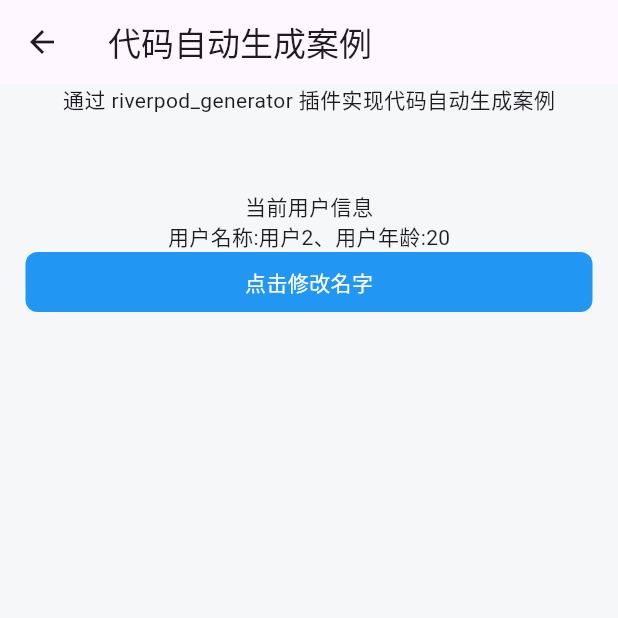
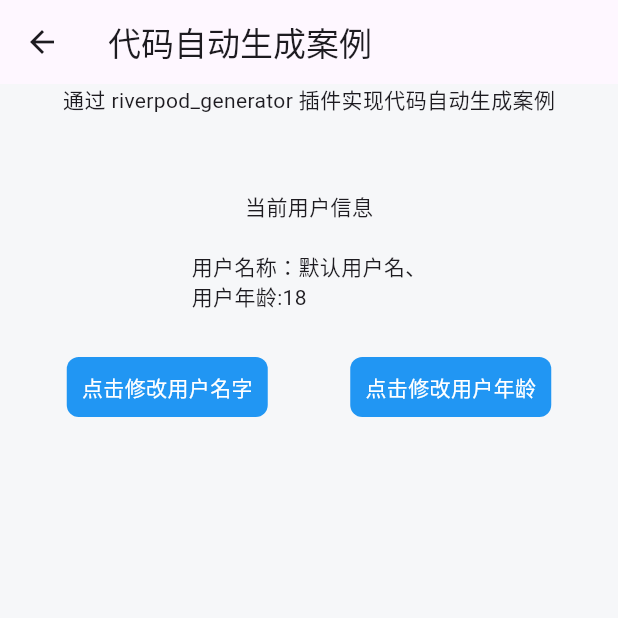
Before and after one commit to jsonsuxing/RiverpodDemo, a Flutter app: the AutoGeneratorDemo02Page screen opened by its route, on a phone screen of 412 x 824 dp, the top half of it. Run offline on Flutter 3.47's test engine with Material 2 defaults, Android fonts, the phone set to English and light mode, and no system bars; our stand-ins replace flutter_riverpod, freezed_annotation, riverpod_annotation; generated files the repository leaves out were written again.

Commit message:
引入freezed，用来更新新对象，并取老对象中未被修改的值

```diff
--- a/lib/page/auto_generator_demo/auto_generator_demo_02_page.dart
+++ b/lib/page/auto_generator_demo/auto_generator_demo_02_page.dart
@@ -1,11 +1,11 @@
 import 'dart:math';
-
 import 'package:flutter/material.dart';
 import 'package:flutter_riverpod/flutter_riverpod.dart';
 import 'package:riverpod_annotation/riverpod_annotation.dart';
+import 'package:riverpod_demo/page/auto_generator_demo/user.dart';
 import 'package:riverpod_demo/widgets/allen_btn.dart';
 
-// 第一步：执行命令 dart run build_runner watch
+// 第一步：执行命令 dart run build_runner
 
 // 第二步：先写 xxx.g.dart 文件名称，这个自定义，写的时候会报错，这个不用管，和 json_serializable 插件相似
 part 'auto_generator_demo_02_page.g.dart';
@@ -21,30 +21,26 @@ part 'auto_generator_demo_02_page.g.dart';
 // 注：在生成代码冲突的时候，执行
 // flutter pub run build_runner build --delete-conflicting-outputs
 // 会删除原来的代码重新生成新的 xxx.g.dart 文件
+
 @riverpod
-class User extends _$User {
-  String name;
-  int age;
-
-  User({this.name = "用户1", this.age = 18});
-
-  @override
-  String toString() {
-    return "name：$name、age:$age}";
-  }
+class UserState extends _$UserState {
+  UserState();
 
   /// 重写父类 build 方法，可以在此设置默认数据，构造中的 用户1 会被 build 方法中的 用户2 代替
   /// build 返回的类型就是父类 state 的具体类型
   @override
   User build() {
-    return User(name: '用户2', age: 20);
+    return const User();
   }
 
   /// 更新用户名称
   void updateName(String value) {
-    state.name = value;
-    debugPrint('SuLogI：state-----:${state.toString()}');
-    // 这里应该有一个更新的方法，类似于 Provider 中的 notification()，这里更新后状态变了，但是U没有变，需要再看下
+    state = state.copyWith(name: value);
+  }
+
+  /// 修改用户年龄
+  void updateAge(int value) {
+    state = state.copyWith(age: value);
   }
 }
 
@@ -52,12 +48,11 @@ class User extends _$User {
 // 生成  xxx.g.dart 文件之后，要关闭 dart run build_runner watch（Ctrl + C），否则一直监听着代码，会把生成的 xxx.g.dart 文件删除
 
 class AutoGeneratorDemo02Page extends ConsumerWidget {
-  AutoGeneratorDemo02Page({super.key});
+  const AutoGeneratorDemo02Page({super.key});
 
   @override
   Widget build(BuildContext context, WidgetRef ref) {
-    final User user = ref.watch(userProvider);
-    debugPrint('SuLogI：user....:${user.toString()}');
+    final User user = ref.watch(userStateProvider);
     return Scaffold(
       appBar: AppBar(title: const Text("代码自动生成案例")),
       backgroundColor: const Color(0xFFF6F7F9),
@@ -69,16 +64,30 @@ class AutoGeneratorDemo02Page extends ConsumerWidget {
             const Text("通过 riverpod_generator 插件实现代码自动生成案例"),
             const SizedBox(height: 50),
             const Text("当前用户信息"),
-            Text("用户名称:${user.name}、用户年龄:${user.age}"),
-            AllenBtn(
-              name: "点击修改名字",
-              onTap: () {
-                int value = Random().nextInt(100);
-                // 修改
-                ref.read(userProvider.notifier).updateName("用户:$value");
-              },
+            const SizedBox(height: 20),
+            Text("用户名称：${user.name}、\n用户年龄:${user.age}"),
+            const SizedBox(height: 30),
+            Row(
+              mainAxisAlignment: MainAxisAlignment.spaceAround,
+              children: <Widget>[
+                AllenBtn(
+                  name: "点击修改用户名字",
+                  onTap: () {
+                    int value = Random().nextInt(100);
+                    // 修改
+                    ref.read(userStateProvider.notifier).updateName("用户新名字$value");
+                  },
+                ),
+                AllenBtn(
+                  name: "点击修改用户年龄",
+                  onTap: () {
+                    int value = Random().nextInt(100);
+                    // 修改
+                    ref.read(userStateProvider.notifier).updateAge(value);
+                  },
+                ),
+              ],
             ),
-            const SizedBox(height: 20),
           ],
         ),
       ),
--- /dev/null
+++ b/lib/page/auto_generator_demo/user.dart
@@ -0,0 +1,16 @@
+import 'package:freezed_annotation/freezed_annotation.dart';
+part 'user.freezed.dart';
+
+// ------------------------------------------------------
+// author：Allen
+// date  ：2023/9/12 22:38
+// usage ：模拟用户信息
+// ------------------------------------------------------
+
+@freezed
+class User with _$User {
+  const factory User({
+    @Default('默认用户名') String name,
+    @Default(18) int age,
+  }) = _User;
+}
--- a/lib/page/base_use_demo/base_use_demo_01_page.dart
+++ b/lib/page/base_use_demo/base_use_demo_01_page.dart
@@ -14,7 +14,7 @@ class BaseUseDemo01Page extends ConsumerWidget {
 
   // 创建提供者，如果要监听改变，需要用到继承自 AlwaysAliveProviderBase 的 Providers，
   // StateNotifier 是不可变的
-  final baseUseStateProvider1 = StateProvider((ref) => 0);
+  final baseUseStateProvider1 = StateProvider.autoDispose((ref) => 0);
 
   @override
   Widget build(BuildContext context, WidgetRef ref) {
--- a/lib/page/base_use_demo/base_use_demo_02_page.dart
+++ b/lib/page/base_use_demo/base_use_demo_02_page.dart
@@ -15,7 +15,7 @@ class BaseUseDemo02Page extends ConsumerWidget {
   BaseUseDemo02Page({super.key});
 
   // 创建提供者
-  final baseUseStateProvider1 = StateNotifierProvider<BaseUseStateProvider, BaseUseDemo02State>(
+  final baseUseStateProvider1 = StateNotifierProvider.autoDispose<BaseUseStateProvider, BaseUseDemo02State>(
     (ref) => BaseUseStateProvider(),
   );
 
--- a/pubspec.yaml
+++ b/pubspec.yaml
@@ -17,6 +17,7 @@ dependencies:
   flutter_riverpod: 2.3.10
   # riverpod_generator 的一个附带包，提供注解
   riverpod_annotation: 2.1.4
+  freezed_annotation: 2.4.1
 
 dev_dependencies:
   flutter_test:
@@ -27,6 +28,7 @@ dev_dependencies:
   # flutter_riverpod 的一个副包，旨在通过依赖代码，生成一种不同的语法来定义提供者，没有任何延迟
   riverpod_generator: 2.3.1
   flutter_lints: ^2.0.0
+  freezed: ^2.4.1
 
 flutter:
 
```
Also changed, not shown: lib/page/auto_generator_demo/auto_generator_demo_02_page.g.dart, lib/page/auto_generator_demo/user.freezed.dart (added), pubspec.lock.
